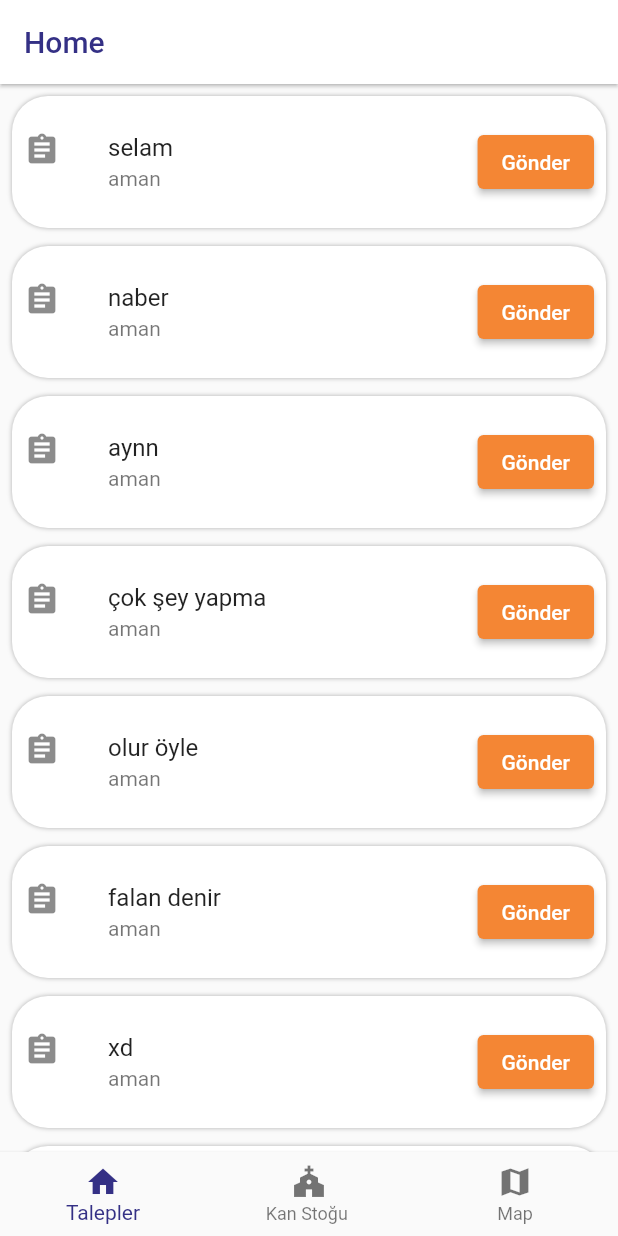
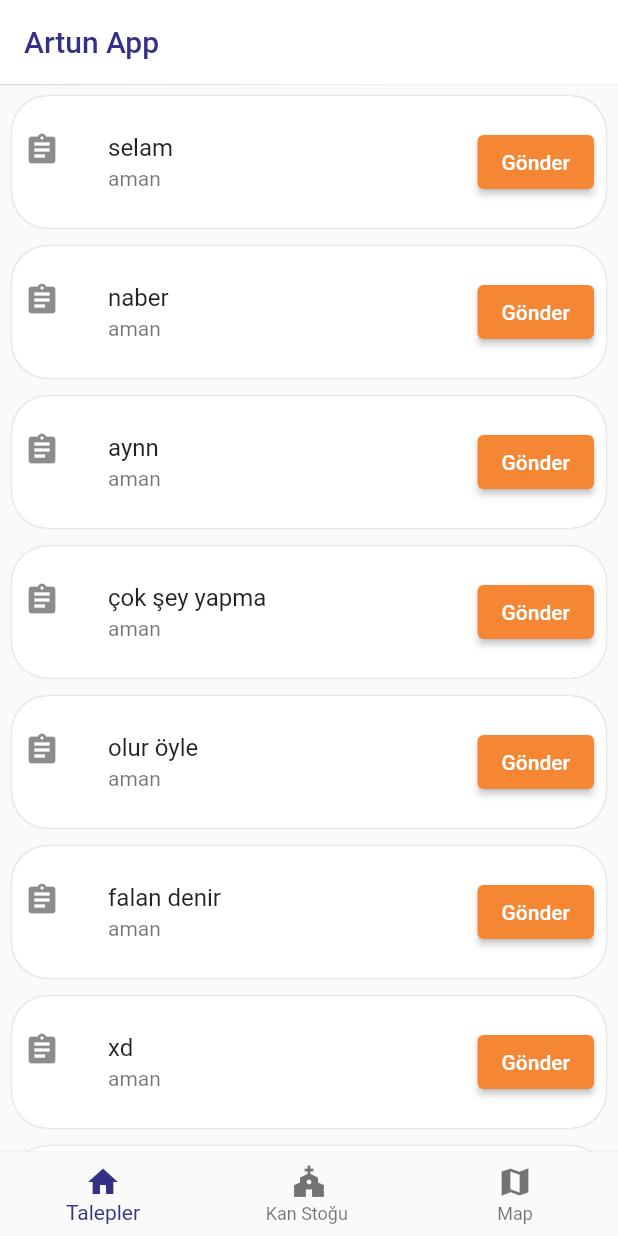
Before and after one commit to Ilhan-separ/ArtunAppProject, a Flutter app: the screen it shows after launch, after a tap on "LoginForK", on a phone screen of 412 x 824 dp. Run offline on Flutter 3.47's test engine with Material 2 defaults, Android fonts, the phone set to English and light mode, and no system bars; our stand-ins replace firebase_core, google_fonts, google_maps_flutter; missing offline and left inert: flutter_polyline_points; accounts and stored records are empty.

Commit message:
ui update

```diff
--- a/lib/main.dart
+++ b/lib/main.dart
@@ -38,7 +38,7 @@ class _ArtunAppState extends State<ArtunApp> {
         )
       ],
       child: MaterialApp(
-        title: 'Flutter Demo',
+        title: 'Artun App',
         theme: ThemeData(
           primarySwatch: Colors.blueGrey,
         ),
--- a/lib/pages/kizilay/Khome_page.dart
+++ b/lib/pages/kizilay/Khome_page.dart
@@ -40,10 +40,12 @@ class _KhomePageState extends State<KhomePage> {
     return Consumer<AppStateManager>(
       builder: (context, tabManager, child) => Scaffold(
         appBar: AppBar(
-          elevation: 1,
+          elevation: 0.3,
           title: Text(
-            "Home",
-            style: TextStyle(color: Color(0xFFF343085)),
+            "Artun App",
+            style: TextStyle(
+              color: Color(0xFFF343085),
+            ),
           ),
           backgroundColor: Colors.white,
         ),
--- a/lib/pages/kizilay/kan_stogu_page.dart
+++ b/lib/pages/kizilay/kan_stogu_page.dart
@@ -1,4 +1,5 @@
 import 'package:flutter/material.dart';
+import 'package:google_fonts/google_fonts.dart';
 
 class KanStokPage extends StatefulWidget {
   const KanStokPage({super.key});
@@ -21,14 +22,28 @@ class _KanStokPageState extends State<KanStokPage> {
 
   @override
   Widget build(BuildContext context) {
-    return ListView(
-      children: [
-        for (var i = 0; i < bloodList.length; i++)
-          ListTile(
-            title: Text(bloodList[i]),
-            trailing: Text("24"),
-          )
-      ],
+    return ListView.separated(
+      itemCount: bloodList.length,
+      separatorBuilder: (context, index) {
+        return Divider(
+          height: 12,
+          thickness: 2,
+        );
+      },
+      itemBuilder: (context, index) {
+        return ListTile(
+          title: Text(
+            bloodList[index],
+            style: GoogleFonts.poppins(
+              textStyle: const TextStyle(
+                fontSize: 42,
+                color: Color(0xFFF48634),
+              ),
+            ),
+          ),
+          trailing: Text("24", style: TextStyle(fontSize: 12)),
+        );
+      },
     );
   }
 }
--- a/lib/pages/kizilay/talepler_page.dart
+++ b/lib/pages/kizilay/talepler_page.dart
@@ -50,7 +50,7 @@ class _TaleplerPageState extends State<TaleplerPage> {
                 borderRadius: BorderRadius.circular(24),
                 boxShadow: [
                   BoxShadow(
-                      color: Colors.black.withOpacity(0.3), blurRadius: 2),
+                      color: Colors.black.withOpacity(0.3), blurRadius: 0.3),
                 ]),
             child: ListTile(
               shape: RoundedRectangleBorder(
--- a/lib/pages/map.dart
+++ b/lib/pages/map.dart
@@ -90,7 +90,6 @@ class _MapPageState extends State<MapPage> {
   Widget build(BuildContext context) {
     return Scaffold(
       body: Container(
-        color: const Color(0xFF11112C),
         padding: EdgeInsets.all(16),
         child: Center(
           child: Column(
@@ -135,7 +134,7 @@ class _MapPageState extends State<MapPage> {
               ),
               Text(
                 'Distance : ${getDistanceBetween(_vazo.latitude, _evim.latitude, _vazo.longitude, _evim.longitude)} km',
-                style: TextStyle(color: Colors.white),
+                style: TextStyle(color: Colors.black),
               ),
             ],
           ),
--- a/pubspec.yaml
+++ b/pubspec.yaml
@@ -40,6 +40,7 @@ dependencies:
   flutter_polyline_points: ^1.0.0
   firebase_core: ^2.3.0
   provider: ^6.0.5
+  google_fonts: ^3.0.1
 
 dev_dependencies:
   flutter_test:
```
Also changed, not shown: pubspec.lock, 1 other file.
